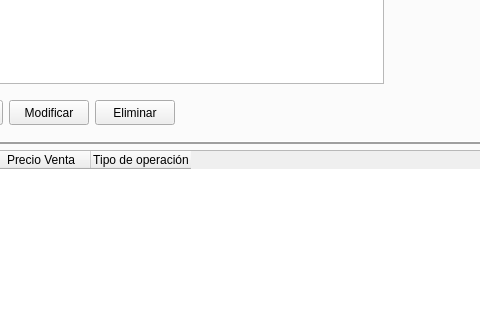
Above: templates/venPrincipal.ui from Semperz/ProyectoDI before the change; both pictures show x 650 to 1130 and y 281 to 601 of the 1398 by 768 pixel window. Below: the same form after it.
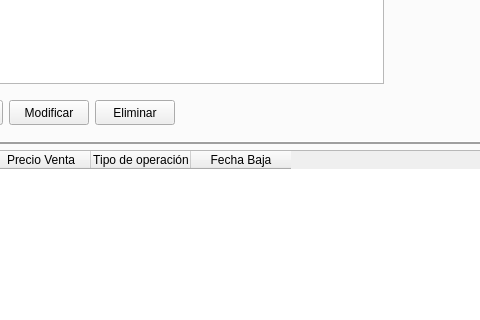
That is the form after the change. Icons and pictures are not drawn.

Commit message: feat(propiedades.py): add bajaPropiedad

```diff
--- a/templates/venPrincipal.ui
+++ b/templates/venPrincipal.ui
@@ -1823,6 +1823,11 @@
             <string>Tipo de operación</string>
            </property>
           </column>
+          <column>
+           <property name="text">
+            <string>Fecha Baja</string>
+           </property>
+          </column>
          </widget>
         </item>
        </layout>
```
The commit also changes 7 other files.
